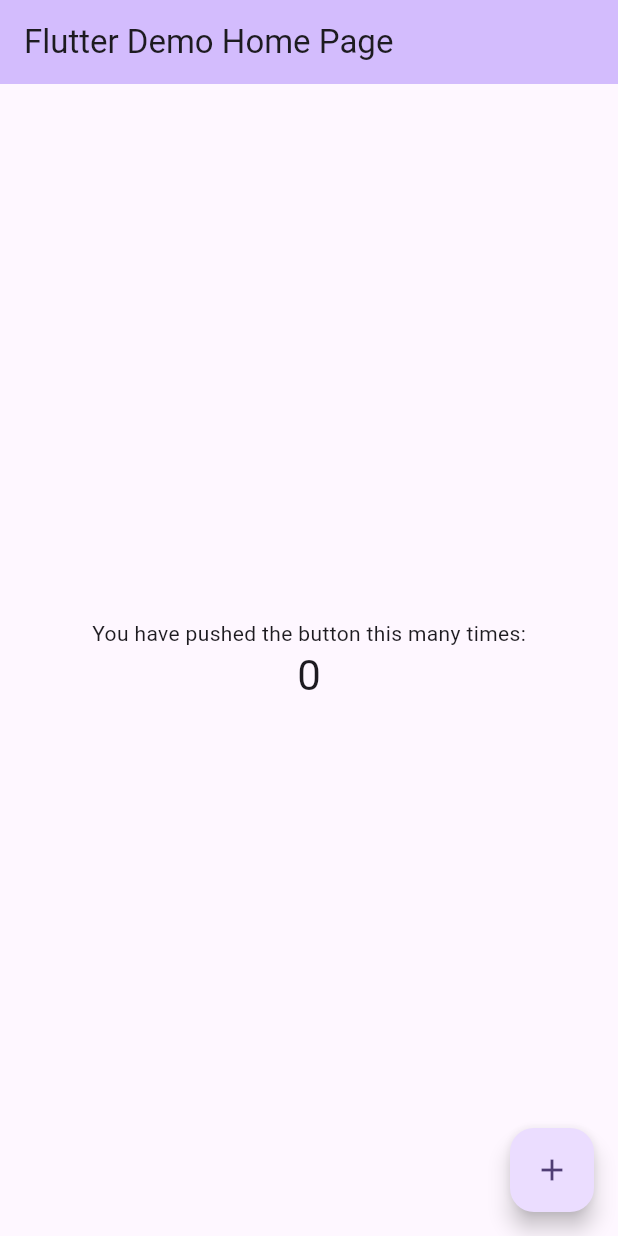
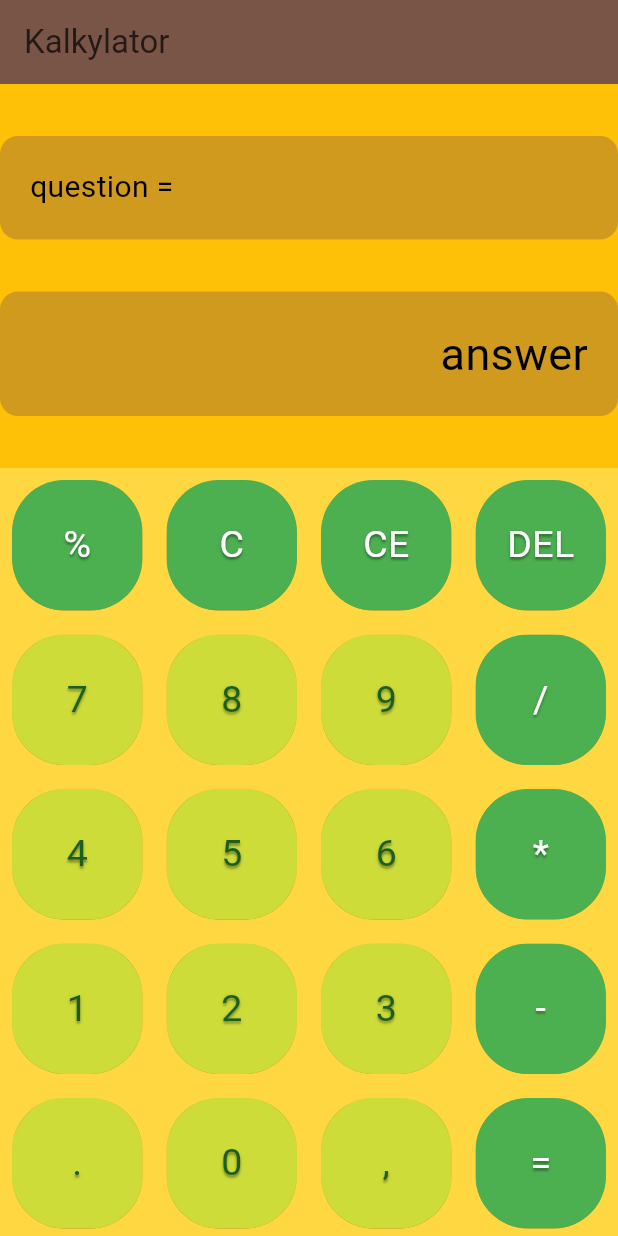
Before and after one commit to SpiritualMaddie/flutterCalculator, a Flutter app: the screen it shows after launch, on a phone screen of 412 x 824 dp. Run offline on Flutter 3.47's test engine with Material 3 defaults, Android fonts, the phone set to English and light mode, and no system bars.

Commit message:
basic layout and design done. Created: Button, Calculator, boleans for operators to be able to change colors on those buttons

```diff
--- a/flutter_calc/lib/main.dart
+++ b/flutter_calc/lib/main.dart
@@ -1,4 +1,5 @@
 import 'package:flutter/material.dart';
+import 'package:flutter_calc/widgets/calculator.dart';
 
 void main() {
   runApp(const MyApp());
@@ -11,41 +12,23 @@
   @override
   Widget build(BuildContext context) {
     return MaterialApp(
-      title: 'Flutter Demo',
+      title: 'Kalkylator',
       theme: ThemeData(
-        // This is the theme of your application.
-        //
-        // TRY THIS: Try running your application with "flutter run". You'll see
-        // the application has a purple toolbar. Then, without quitting the app,
-        // try changing the seedColor in the colorScheme below to Colors.green
-        // and then invoke "hot reload" (save your changes or press the "hot
-        // reload" button in a Flutter-supported IDE, or press "r" if you used
-        // the command line to start the app).
-        //
-        // Notice that the counter didn't reset back to zero; the application
-        // state is not lost during the reload. To reset the state, use hot
-        // restart instead.
-        //
-        // This works for code too, not just values: Most code changes can be
-        // tested with just a hot reload.
-        colorScheme: ColorScheme.fromSeed(seedColor: Colors.deepPurple),
+        colorScheme: ColorScheme.fromSeed(seedColor: Colors.brown),
       ),
-      home: const MyHomePage(title: 'Flutter Demo Home Page'),
+      home: Scaffold(
+        appBar: AppBar(
+          title: Text("Kalkylator"),
+          backgroundColor: Colors.brown,
+          ),
+        body: Calculator(),
+        ),
     );
   }
 }
 
 class MyHomePage extends StatefulWidget {
   const MyHomePage({super.key, required this.title});
-
-  // This widget is the home page of your application. It is stateful, meaning
-  // that it has a State object (defined below) that contains fields that affect
-  // how it looks.
-
-  // This class is the configuration for the state. It holds the values (in this
-  // case the title) provided by the parent (in this case the App widget) and
-  // used by the build method of the State. Fields in a Widget subclass are
-  // always marked "final".
 
   final String title;
 
@@ -58,50 +41,19 @@
 
   void _incrementCounter() {
     setState(() {
-      // This call to setState tells the Flutter framework that something has
-      // changed in this State, which causes it to rerun the build method below
-      // so that the display can reflect the updated values. If we changed
-      // _counter without calling setState(), then the build method would not be
-      // called again, and so nothing would appear to happen.
       _counter++;
     });
   }
 
   @override
   Widget build(BuildContext context) {
-    // This method is rerun every time setState is called, for instance as done
-    // by the _incrementCounter method above.
-    //
-    // The Flutter framework has been optimized to make rerunning build methods
-    // fast, so that you can just rebuild anything that needs updating rather
-    // than having to individually change instances of widgets.
     return Scaffold(
       appBar: AppBar(
-        // TRY THIS: Try changing the color here to a specific color (to
-        // Colors.amber, perhaps?) and trigger a hot reload to see the AppBar
-        // change color while the other colors stay the same.
         backgroundColor: Theme.of(context).colorScheme.inversePrimary,
-        // Here we take the value from the MyHomePage object that was created by
-        // the App.build method, and use it to set our appbar title.
         title: Text(widget.title),
       ),
       body: Center(
-        // Center is a layout widget. It takes a single child and positions it
-        // in the middle of the parent.
         child: Column(
-          // Column is also a layout widget. It takes a list of children and
-          // arranges them vertically. By default, it sizes itself to fit its
-          // children horizontally, and tries to be as tall as its parent.
-          //
-          // Column has various properties to control how it sizes itself and
-          // how it positions its children. Here we use mainAxisAlignment to
-          // center the children vertically; the main axis here is the vertical
-          // axis because Columns are vertical (the cross axis would be
-          // horizontal).
-          //
-          // TRY THIS: Invoke "debug painting" (choose the "Toggle Debug Paint"
-          // action in the IDE, or press "p" in the console), to see the
-          // wireframe for each widget.
           mainAxisAlignment: MainAxisAlignment.center,
           children: <Widget>[
             const Text('You have pushed the button this many times:'),
@@ -116,7 +68,7 @@
         onPressed: _incrementCounter,
         tooltip: 'Increment',
         child: const Icon(Icons.add),
-      ), // This trailing comma makes auto-formatting nicer for build methods.
+      ),
     );
   }
 }
--- /dev/null
+++ b/flutter_calc/lib/utils/booleans.dart
@@ -0,0 +1,8 @@
+
+bool isOperator(String operator){
+  if (operator == "%" || operator == "/" || operator == "*" || operator == "+" ||
+  operator == "-" || operator == "=" || operator == "DEL" || operator == "CE" || operator == "C") {
+    return true;
+  }
+  return false;
+}
--- /dev/null
+++ b/flutter_calc/lib/widgets/buttons.dart
@@ -0,0 +1,38 @@
+import 'package:flutter/material.dart';
+
+class Button extends StatelessWidget {
+  final color;
+  final textColor;
+  final String buttonText;
+
+  const Button({super.key,
+    required this.color,
+    required this.textColor,
+    required this.buttonText,
+  });
+
+  @override
+  Widget build(BuildContext context) {
+    return Padding(
+      padding: const EdgeInsets.all(8.0),
+      child: ClipRRect(
+        borderRadius: BorderRadius.circular(35),
+        child: Container(
+          decoration: BoxDecoration(
+            color: color,
+            boxShadow: kElevationToShadow[2]),
+          child: Center(
+            child: Text(
+              buttonText,
+              style: TextStyle(
+                color: textColor,
+                fontSize: 25,
+                shadows: kElevationToShadow[1]
+              )
+            ),
+          ),
+        ),
+      ),
+    );
+  }
+}
--- /dev/null
+++ b/flutter_calc/lib/widgets/calculator.dart
@@ -0,0 +1,127 @@
+import 'dart:math';
+
+import 'package:flutter/material.dart';
+import 'package:flutter_calc/utils/booleans.dart';
+import 'package:flutter_calc/widgets/buttons.dart';
+
+// class Calculator extends StatelessWidget {
+//   const Calculator({super.key});
+
+//   @override
+//   Widget build(BuildContext context) {
+//     return SafeArea(
+//       child: );
+//   }
+// }
+
+class Calculator extends StatefulWidget {
+  const Calculator({super.key});
+
+  @override
+  State<Calculator> createState() => _CalculatorState();
+}
+
+class _CalculatorState extends State<Calculator> {
+  var userInput = "question";
+  var userAnswer = "answer";
+
+  final List<String> buttons = [
+    "%",
+    "C",
+    "CE",
+    "DEL",
+    "7",
+    "8",
+    "9",
+    "/",
+    "4",
+    "5",
+    "6",
+    "*",
+    "1",
+    "2",
+    "3",
+    "-",
+    ".",
+    "0",
+    ",",
+    "=",
+  ];
+
+  @override
+  Widget build(BuildContext context) {
+    return Scaffold(
+      backgroundColor: Colors.amber,
+      body: Column(
+        children: [
+          Expanded(
+            child: Container(
+              decoration: BoxDecoration(
+                shape: BoxShape.rectangle,
+                color: Colors.amberAccent[50],
+              ),
+              child: Column(
+                mainAxisAlignment: MainAxisAlignment.spaceEvenly,
+                children: [
+                  Container(
+                    decoration: BoxDecoration(
+                      color: const Color.fromARGB(92, 121, 85, 72),
+                      borderRadius: BorderRadius.horizontal(
+                        left: Radius.elliptical(12, 12),
+                        right: Radius.elliptical(12, 12),
+                      ),
+                    ),
+                    padding: EdgeInsets.all(20),
+                    alignment: Alignment.centerLeft,
+                    child: Text(
+                      "$userInput =",
+                      style: TextStyle(color: Colors.black, fontSize: 20),
+                    ),
+                  ),
+                  Container(
+                    decoration: BoxDecoration(
+                      color: const Color.fromARGB(92, 121, 85, 72),
+                      borderRadius: BorderRadius.horizontal(
+                        left: Radius.elliptical(12, 12),
+                        right: Radius.elliptical(12, 12),
+                      ),
+                    ),
+                    padding: EdgeInsets.all(20),
+                    alignment: Alignment.centerRight,
+                    child: Text(
+                      userAnswer,
+                      style: TextStyle(color: Colors.black, fontSize: 30),
+                    ),
+                  ),
+                ],
+              ),
+            ),
+          ),
+          Expanded(
+            flex: 2,
+            child: Container(
+              color: Colors.amberAccent,
+              child: GridView.builder(
+                itemCount: buttons.length,
+                gridDelegate: SliverGridDelegateWithFixedCrossAxisCount(
+                  crossAxisCount: 4,
+                ),
+                itemBuilder: (BuildContext context, int index) {
+                  return Button(
+                    color: isOperator(buttons[index])
+                        ? Colors.green
+                        : Colors.lime,
+                    textColor: isOperator(buttons[index])
+                        ? Colors.white
+                        : Colors.green[900],
+                    buttonText: buttons[index],
+                  );
+                },
+              ),
+            ),
+          ),
+        ],
+      ),
+    );
+  }
+}
```
